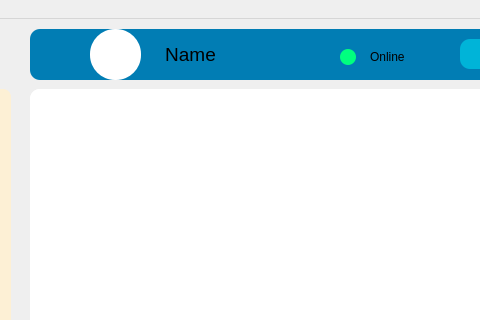
Before: the Qt Designer form client/mainwindow.ui in AP-projects-4001/jan-ghahve, drawn with Qt 5; both pictures show x 190 to 670 and y 0 to 320 of the 839 by 549 pixel window.
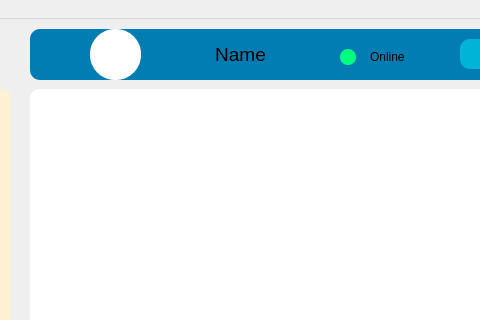
After: the same form once the commit is applied. Icons and pictures are not drawn.

Patch:
```diff
--- a/client/mainwindow.ui
+++ b/client/mainwindow.ui
@@ -218,7 +218,7 @@
       <rect>
        <x>120</x>
        <y>10</y>
-       <width>81</width>
+       <width>181</width>
        <height>31</height>
       </rect>
      </property>
```
Left out of the diff: 2 changed lines with no effect on the pictures.
